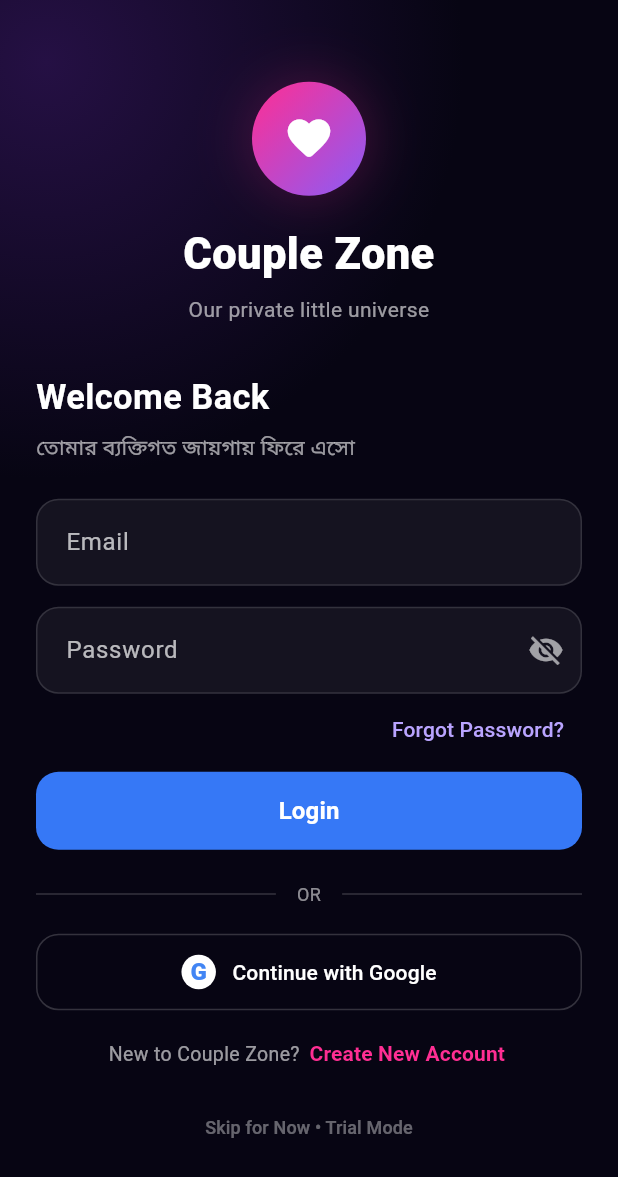
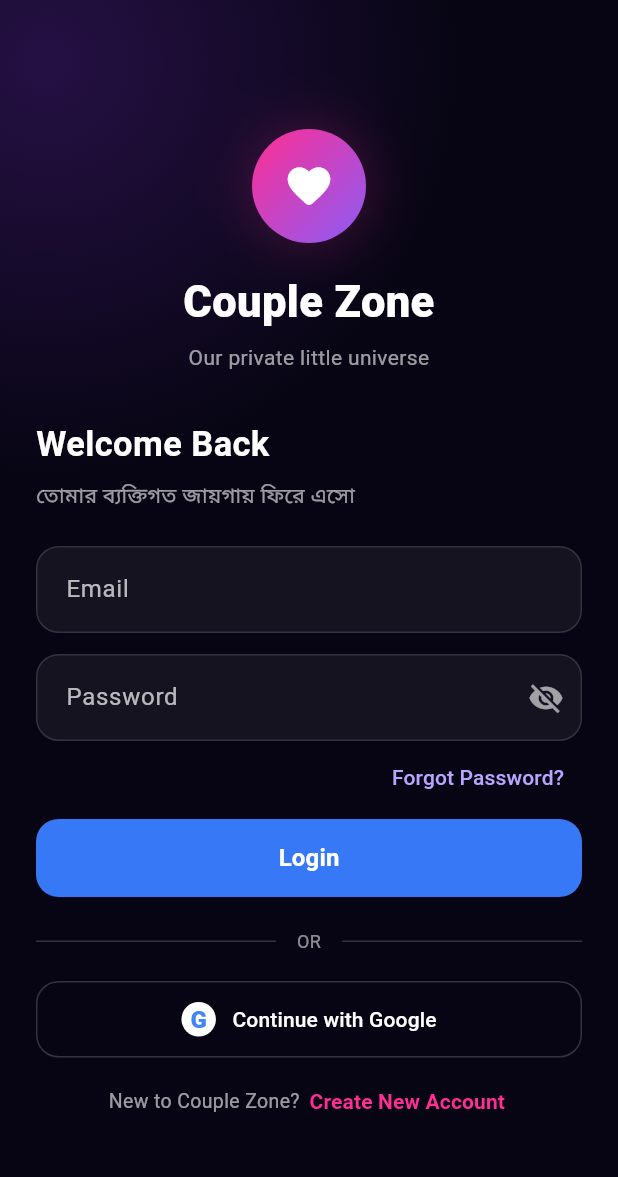
Before and after one commit to just4labi-coder/our-private-space, a Flutter app: the screen it shows after launch, on a phone screen of 412 x 824 dp. Shown: the top 1177 px of the screen. Run offline on Flutter 3.47's test engine with Material 3 defaults, Android fonts, the phone set to English and light mode, and no system bars; our stand-ins replace cloud_firestore, firebase_auth, firebase_core, flutter_local_notifications, google_sign_in, image_picker and 3 more; accounts and stored records are empty.

Commit message:
Update auth_screen.dart

```diff
--- a/lib/screens/auth_screen.dart
+++ b/lib/screens/auth_screen.dart
@@ -515,45 +515,9 @@
                         ],
                       ),
 
-                      const SizedBox(height: 15),
-                      Center(
-                        child: TextButton(
-                          onPressed: _isLoading
-                              ? null
-                              : () async {
-                                  setState(() => _isLoading = true);
-
-                                  try {
-                                    await widget.onTrial();
-                                  } catch (error) {
-                                    if (!mounted) return;
-
-                                    ScaffoldMessenger.of(context).showSnackBar(
-                                      SnackBar(
-                                        content: Text(
-                                          'Trial Mode চালু করা যায়নি: $error',
-                                        ),
-                                      ),
-                                    );
-                                  } finally {
-                                    if (mounted) {
-                                      setState(() => _isLoading = false);
-                                    }
-                                  }
-                                },
-                          child: const Text(
-                            'Skip for Now • Trial Mode',
-                            style: TextStyle(
-                              color: Colors.white38,
-                              fontSize: 12,
-                            ),
-                          ),
-                        ),
-                      ),
-
                       if (_isLoading)
                         const Padding(
-                          padding: EdgeInsets.only(top: 5),
+                          padding: EdgeInsets.only(top: 15),
                           child: Text(
                             'Please wait…',
                             textAlign: TextAlign.center,
```
